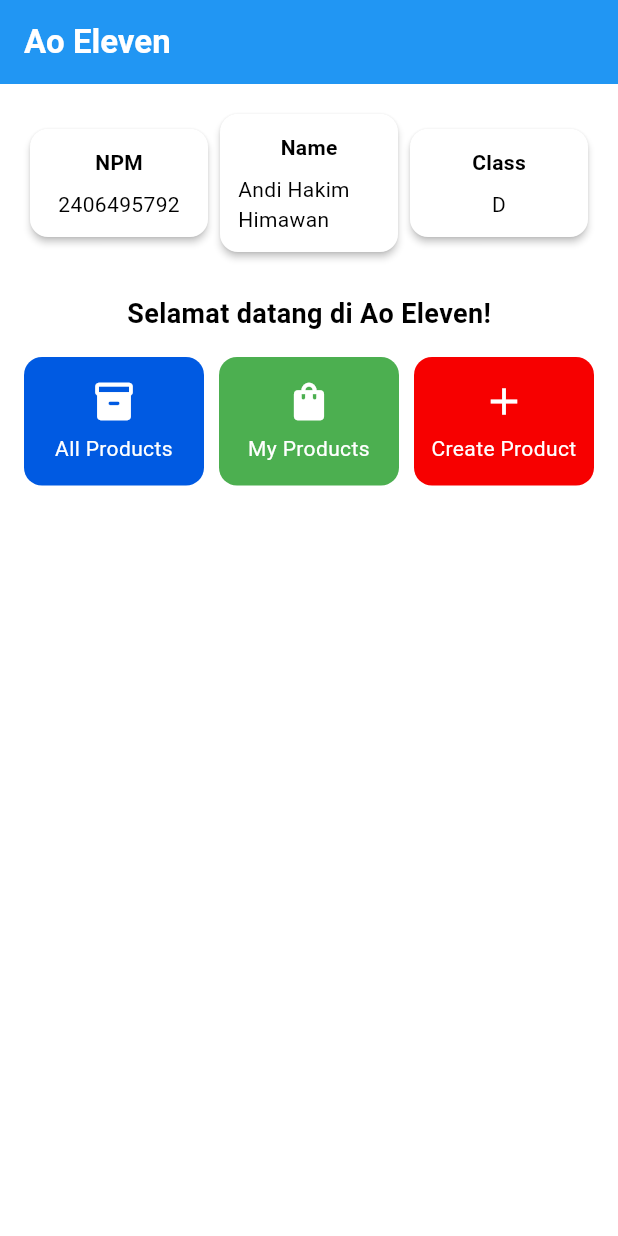
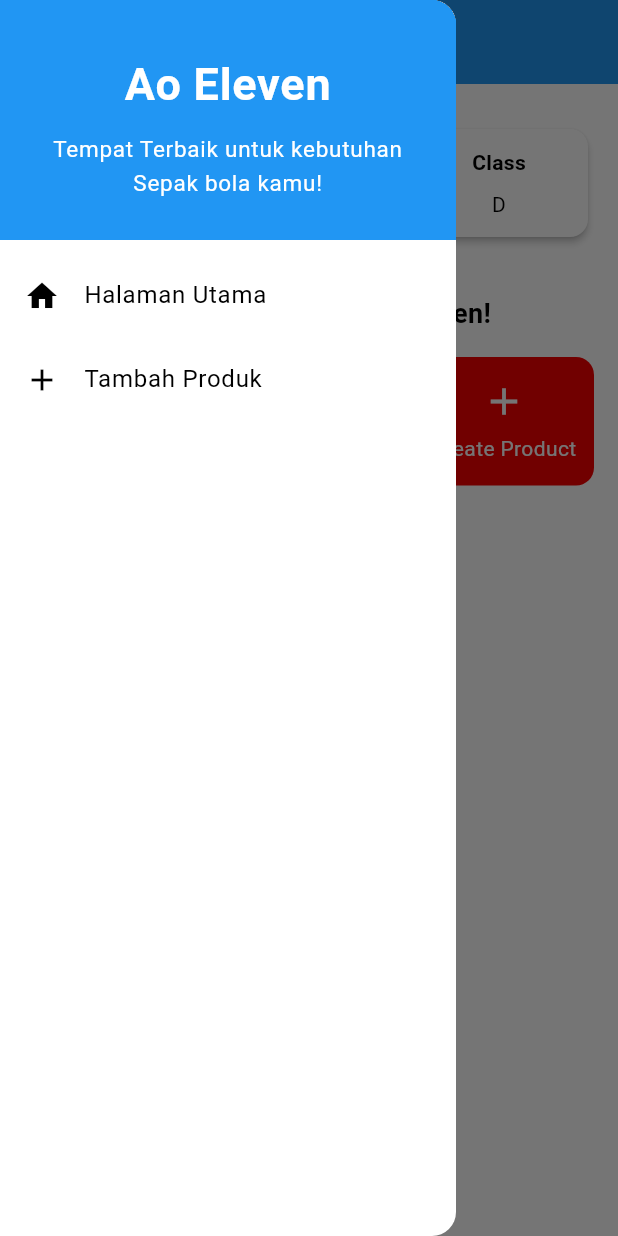
Before and after one commit to SirinAX/Ao-Eleven-Mobile, a Flutter app: the screen it shows after launch, with the side drawer open (before the commit the screen has no drawer), on a phone screen of 412 x 824 dp. Run offline on Flutter 3.47's test engine with Material 3 defaults, Android fonts, the phone set to English and light mode, and no system bars.

Commit message:
Tugas 8 done

```diff
--- /dev/null
+++ b/lib/left_drawer.dart
@@ -0,0 +1,65 @@
+import 'package:flutter/material.dart';
+import 'menu.dart';
+import 'add_product.dart';
+
+class LeftDrawer extends StatelessWidget {
+  const LeftDrawer({super.key});
+
+  @override
+  Widget build(BuildContext context) {
+    return Drawer(
+      child: ListView(
+        children: [
+          const DrawerHeader(
+            decoration: BoxDecoration(color: Colors.blue),
+            child: Column(
+              mainAxisAlignment: MainAxisAlignment.center, // tengah vertikal
+              crossAxisAlignment: CrossAxisAlignment.center, // tengah horizontal
+              children: [
+                Text(
+                  'Ao Eleven',
+                  textAlign: TextAlign.center,
+                  style: TextStyle(
+                    color: Colors.white,
+                    fontSize: 30,
+                    fontWeight: FontWeight.bold,
+                  ),
+                ),
+                SizedBox(height: 10),
+                Text(
+                  "Tempat Terbaik untuk kebutuhan Sepak bola kamu!",
+                  textAlign: TextAlign.center,
+                  style: TextStyle(
+                    color: Colors.white,
+                    fontSize: 15,
+                    fontWeight: FontWeight.normal,
+                  ),
+                ),
+              ],
+            ),
+          ),
+          ListTile(
+            leading: const Icon(Icons.home),
+            title: const Text('Halaman Utama'),
+            onTap: () {
+              Navigator.pushReplacement(
+                context,
+                MaterialPageRoute(builder: (context) => const MyHomePage()),
+              );
+            },
+          ),
+          ListTile(
+            leading: const Icon(Icons.add),
+            title: const Text('Tambah Produk'),
+            onTap: () {
+              Navigator.pushReplacement(
+                context,
+                MaterialPageRoute(builder: (context) => const AddProductPage()),
+              );
+            },
+          ),
+        ],
+      ),
+    );
+  }
+}
```
Also changed, not shown: lib/add_product.dart (added, +132 -0 lines), lib/menu.dart (+15 -4 lines).
